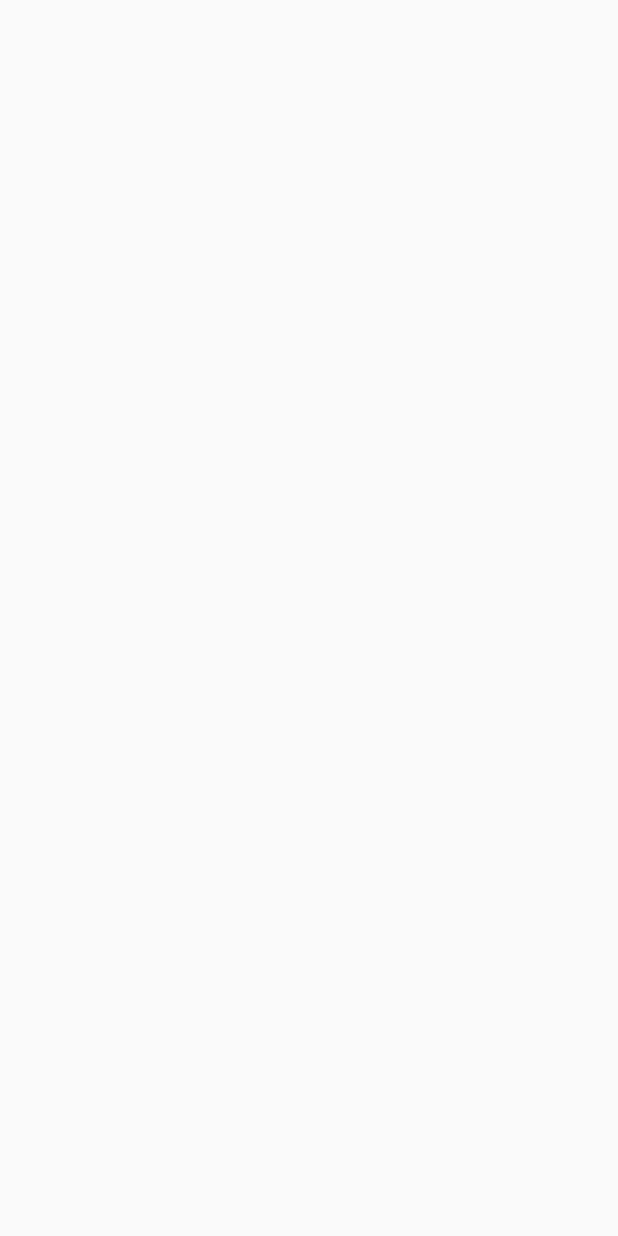
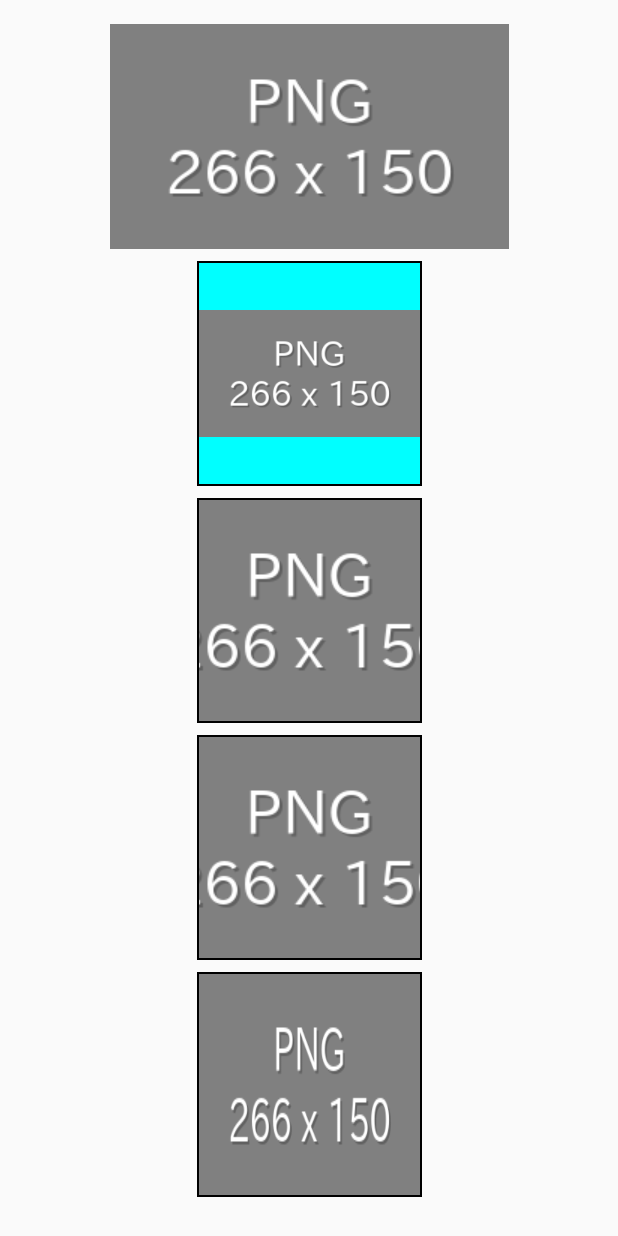
Before and after one commit to nshiraki/jetpack-compose-sandbox, an Android app built with Jetpack Compose: the screen it shows after launch (MainActivity), on a phone screen of 412 x 824 dp. Before the commit the screen is empty. Run offline under Robolectric (Android 15) with nearby library versions, the phone set to English and light mode, and no system bars.

Commit message:
Imageコンポーネントを利用し画像を表示する処理を追加

```diff
--- a/ImageEx/app/src/main/java/com/example/imageex/MainActivity.kt
+++ b/ImageEx/app/src/main/java/com/example/imageex/MainActivity.kt
@@ -3,14 +3,24 @@ package com.example.imageex
 import android.os.Bundle
 import androidx.activity.ComponentActivity
 import androidx.activity.compose.setContent
+import androidx.compose.foundation.BorderStroke
+import androidx.compose.foundation.Image
+import androidx.compose.foundation.background
+import androidx.compose.foundation.border
+import androidx.compose.foundation.layout.Column
+import androidx.compose.foundation.layout.Spacer
 import androidx.compose.foundation.layout.fillMaxSize
-import androidx.compose.material3.MaterialTheme
-import androidx.compose.material3.Surface
-import androidx.compose.material3.Text
+import androidx.compose.foundation.layout.height
+import androidx.compose.foundation.layout.padding
+import androidx.compose.foundation.layout.size
 import androidx.compose.runtime.Composable
+import androidx.compose.ui.Alignment
 import androidx.compose.ui.Modifier
+import androidx.compose.ui.graphics.Color
+import androidx.compose.ui.layout.ContentScale
+import androidx.compose.ui.res.painterResource
 import androidx.compose.ui.tooling.preview.Preview
-import com.example.imageex.ui.theme.ImageExTheme
+import androidx.compose.ui.unit.dp
 
 // Imageコンポーネントを利用し画像を表示する処理を行う
 class MainActivity : ComponentActivity() {
@@ -25,5 +35,68 @@ class MainActivity : ComponentActivity() {
 @Composable
 @Preview(showBackground = true)
 fun AppScreen() {
+    val imageModifier = Modifier
+        .size(150.dp)
+        .border(BorderStroke(1.dp, Color.Black))
+        .background(Color.Cyan)
 
+    Column(
+        modifier = Modifier
+            .fillMaxSize()
+            .padding(16.dp),
+        horizontalAlignment = Alignment.CenterHorizontally
+    ) {
+
+        // ContentScaleなし
+        // 画像の拡大縮小なし
+        Image(
+            painter = painterResource(R.drawable.png_img),
+            contentDescription = "A animal image"
+        )
+
+        Spacer(modifier = Modifier.height(8.dp))
+
+        // ContentScale.Fit
+        // 画像の縦横比を維持したまま、画像全体が表示エリアに収まるように拡大・縮小して画像を表示
+        Image(
+            painter = painterResource(R.drawable.png_img),
+            contentDescription = "A sample Image",
+            modifier = imageModifier,
+            contentScale = ContentScale.Fit
+        )
+
+        Spacer(modifier = Modifier.height(8.dp))
+
+        // ContentScale.Crop
+        // 画像の縦横比を維持したまま、表示エリア全体を埋めるように画像を表示
+        Image(
+            painter = painterResource(R.drawable.png_img),
+            contentDescription = "A png image",
+            modifier = imageModifier,
+            contentScale = ContentScale.Crop
+        )
+
+        Spacer(modifier = Modifier.height(8.dp))
+
+        // ContentScale.None
+        // 画像の拡大縮小なし
+        Image(
+            painter = painterResource(R.drawable.png_img),
+            contentDescription = "A png image",
+            modifier = imageModifier,
+            contentScale = ContentScale.None
+        )
+
+        Spacer(modifier = Modifier.height(8.dp))
+
+        // ContentScale.FillBounds
+        // 画像の高さと幅を表示エリアの高さと幅に合わせて拡大・縮小して画像を表示。
+        // 画像の縦横比は維持されない
+        Image(
+            painter = painterResource(R.drawable.png_img),
+            contentDescription = "A png image",
+            modifier = imageModifier,
+            contentScale = ContentScale.FillBounds
+        )
+    }
 }
```
Also changed, not shown: 1 other file.
